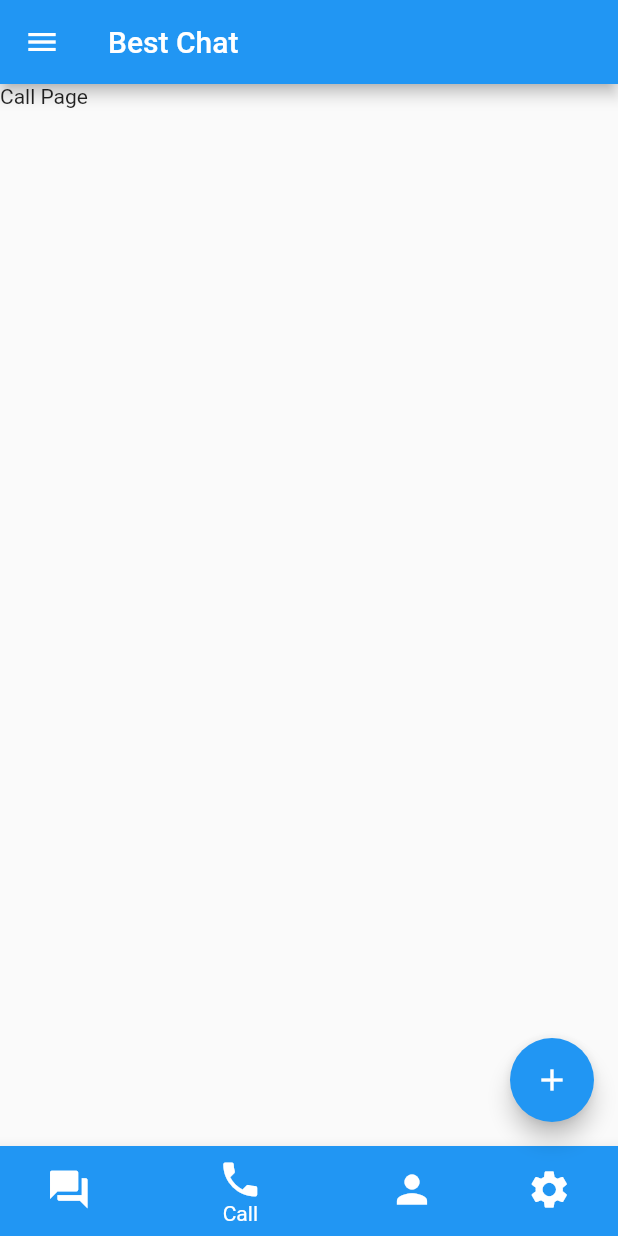
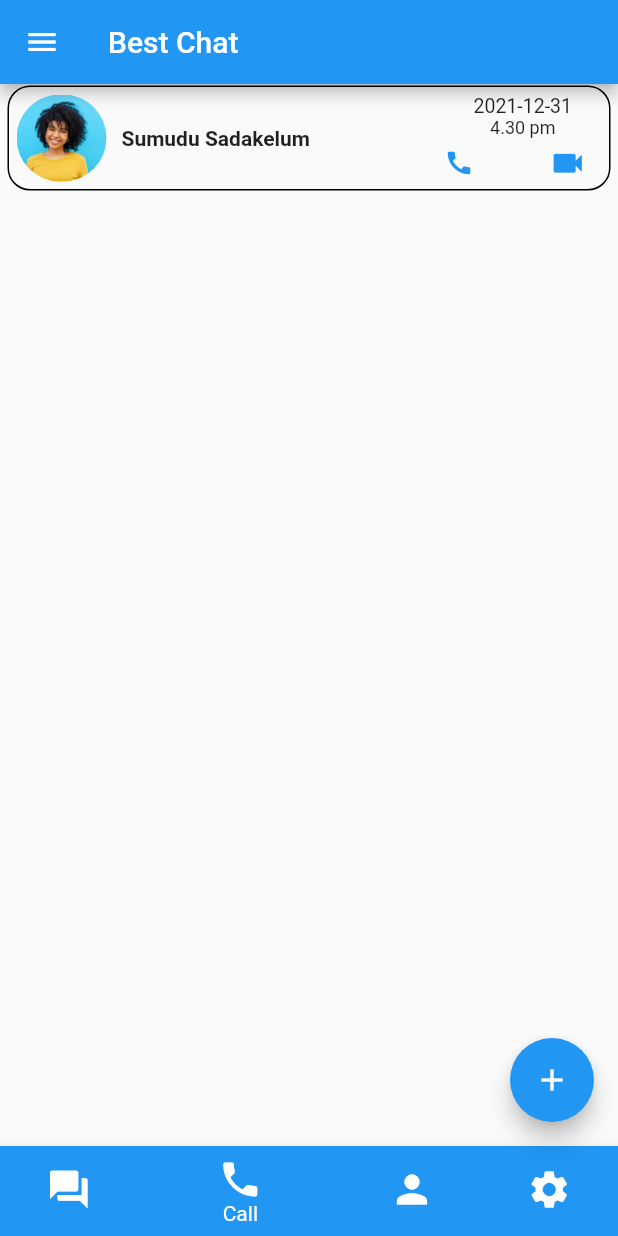
Before and after one commit to nadeeshapathiraja/flutter_chat, a Flutter app: the screen it shows after launch, item 2 of the bottom bar chosen, on a phone screen of 412 x 824 dp. Run offline on Flutter 3.47's test engine with Material 2 defaults, Android fonts, the light colour scheme and no system bars; our stand-ins replace animate_do, carousel_slider, intl_phone_number_input.

Commit message:
done Call Page UI view and add parts

```diff
--- a/lib/main_pages/call_page/call_page.dart
+++ b/lib/main_pages/call_page/call_page.dart
@@ -1,3 +1,6 @@
+import 'package:chat_app_flutter/components/custom_text.dart';
+import 'package:chat_app_flutter/utils/app_colors.dart';
+import 'package:chat_app_flutter/utils/constants.dart';
 import 'package:flutter/material.dart';
 
 class CallPage extends StatefulWidget {
@@ -10,8 +13,93 @@ class CallPage extends StatefulWidget {
 class _CallPageState extends State<CallPage> {
   @override
   Widget build(BuildContext context) {
-    return Container(
-      child: Text("Call Page"),
+    return GestureDetector(
+      onTap: () {},
+      child: Container(
+        padding: const EdgeInsets.symmetric(horizontal: 5, vertical: 1),
+        child: Container(
+          width: double.infinity,
+          height: 70,
+          child: Padding(
+            padding: const EdgeInsets.all(5.0),
+            child: Row(
+              children: [
+                ClipRRect(
+                  borderRadius: BorderRadius.circular(1000.0),
+                  child: Image.asset(
+                    Constants.imageAssets("person.jpg"),
+                    width: 60,
+                    height: 60,
+                    fit: BoxFit.cover,
+                  ),
+                ),
+                Expanded(
+                  child: Padding(
+                    padding: const EdgeInsets.only(left: 10),
+                    child: Column(
+                      crossAxisAlignment: CrossAxisAlignment.start,
+                      mainAxisAlignment: MainAxisAlignment.center,
+                      children: [
+                        CustomText(
+                          text: "Sumudu Sadakelum",
+                          fontSize: 14,
+                          fontWeight: FontWeight.bold,
+                        ),
+                      ],
+                    ),
+                  ),
+                ),
+                Padding(
+                  padding: const EdgeInsets.only(left: 10),
+                  child: Column(
+                    mainAxisAlignment: MainAxisAlignment.spaceBetween,
+                    children: [
+                      Column(
+                        children: [
+                          CustomText(
+                            text: "2021-12-31",
+                            fontSize: 13,
+                          ),
+                          CustomText(
+                            text: "4.30 pm",
+                            fontSize: 12,
+                          )
+                        ],
+                      ),
+                      Row(
+                        children: [
+                          InkWell(
+                            onTap: () {},
+                            child: const Icon(
+                              Icons.call,
+                              color: kblue,
+                              size: 20,
+                            ),
+                          ),
+                          const SizedBox(width: 50),
+                          InkWell(
+                            onTap: () {},
+                            child: const Icon(
+                              Icons.videocam,
+                              color: kblue,
+                              size: 25,
+                            ),
+                          ),
+                          const SizedBox(width: 10),
+                        ],
+                      )
+                    ],
+                  ),
+                ),
+              ],
+            ),
+          ),
+          decoration: BoxDecoration(
+            border: Border.all(),
+            borderRadius: BorderRadius.circular(15),
+          ),
+        ),
+      ),
     );
   }
 }
```
